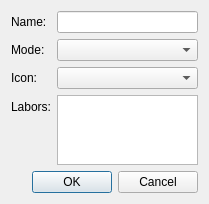
cvuchener/df-workdetailtest, file ui/WorkDetailEditor.ui: the form before one commit.
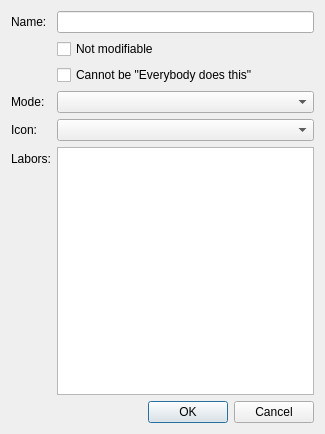
The form after the commit.

Commit message: Work detail protection flags

What changed in the file:
```diff
--- a/ui/WorkDetailEditor.ui
+++ b/ui/WorkDetailEditor.ui
@@ -6,8 +6,8 @@
    <rect>
     <x>0</x>
     <y>0</y>
-    <width>209</width>
-    <height>176</height>
+    <width>325</width>
+    <height>434</height>
    </rect>
   </property>
   <property name="windowTitle">
@@ -23,14 +23,14 @@
        </property>
       </widget>
      </item>
-     <item row="1" column="0">
+     <item row="3" column="0">
       <widget class="QLabel" name="mode_label">
        <property name="text">
         <string>Mode:</string>
        </property>
       </widget>
      </item>
-     <item row="2" column="0">
+     <item row="4" column="0">
       <widget class="QLabel" name="icon_label">
        <property name="text">
         <string>Icon:</string>
@@ -40,26 +40,40 @@
      <item row="0" column="1">
       <widget class="QLineEdit" name="name"/>
      </item>
-     <item row="1" column="1">
+     <item row="3" column="1">
       <widget class="QComboBox" name="mode"/>
      </item>
-     <item row="2" column="1">
+     <item row="4" column="1">
       <widget class="QComboBox" name="icon"/>
      </item>
-     <item row="3" column="1">
+     <item row="5" column="1">
       <widget class="QTreeView" name="labors">
        <property name="headerHidden">
         <bool>true</bool>
        </property>
       </widget>
      </item>
-     <item row="3" column="0">
+     <item row="5" column="0">
       <widget class="QLabel" name="labors_label">
        <property name="text">
         <string>Labors:</string>
        </property>
       </widget>
      </item>
+     <item row="1" column="1">
+      <widget class="QCheckBox" name="no_modify">
+       <property name="text">
+        <string>Not modifiable</string>
+       </property>
+      </widget>
+     </item>
+     <item row="2" column="1">
+      <widget class="QCheckBox" name="cannot_be_everybody">
+       <property name="text">
+        <string>Cannot be &quot;Everybody does this&quot;</string>
+       </property>
+      </widget>
+     </item>
     </layout>
    </item>
    <item>
```
The commit also changes 9 other files.
